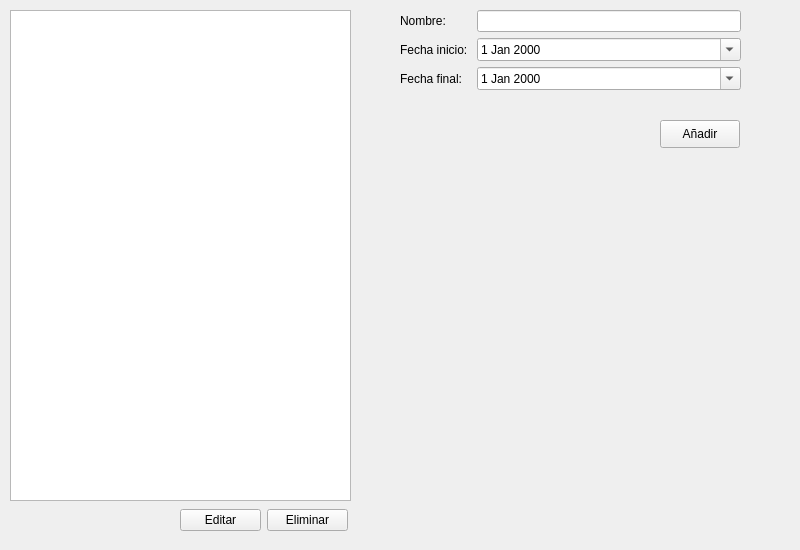
Before: the Qt Designer form gui/src/ligas.ui in urielf/pyliga, drawn with Qt 5.
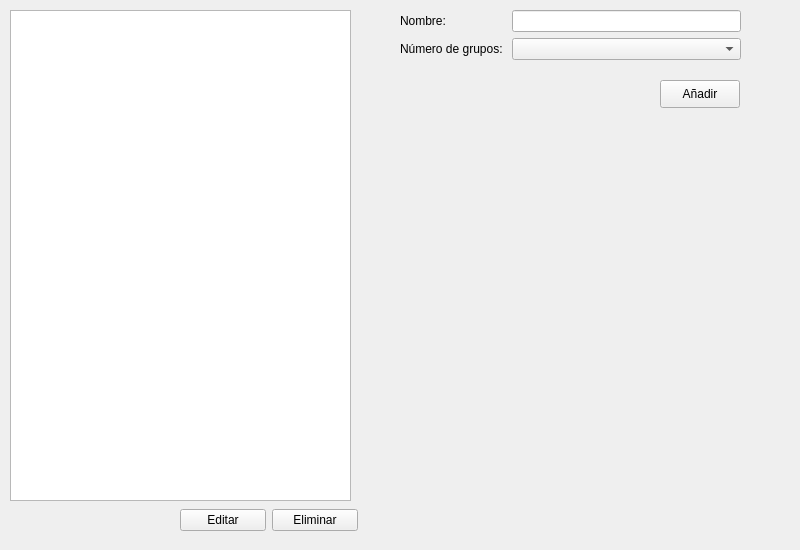
After: the same form once the commit is applied.

Patch:
```diff
--- a/gui/src/ligas.ui
+++ b/gui/src/ligas.ui
@@ -15,67 +15,46 @@
   <property name="autoFillBackground" >
    <bool>false</bool>
   </property>
-  <widget class="QWidget" name="formLayoutWidget" >
-   <property name="geometry" >
+  <widget class="QWidget" name="formLayoutWidget">
+   <property name="geometry">
     <rect>
      <x>400</x>
      <y>10</y>
      <width>341</width>
-     <height>101</height>
+     <height>65</height>
     </rect>
    </property>
-   <layout class="QFormLayout" name="formLayout" >
-    <item row="0" column="0" >
-     <widget class="QLabel" name="label" >
-      <property name="text" >
+   <layout class="QFormLayout" name="formLayout">
+    <property name="fieldGrowthPolicy">
+     <enum>QFormLayout::AllNonFixedFieldsGrow</enum>
+    </property>
+    <item row="0" column="0">
+     <widget class="QLabel" name="label">
+      <property name="text">
        <string>Nombre: </string>
       </property>
      </widget>
     </item>
-    <item row="1" column="0" >
-     <widget class="QLabel" name="label_2" >
-      <property name="text" >
-       <string>Fecha inicio: </string>
-      </property>
-     </widget>
+    <item row="0" column="1">
+     <widget class="QLineEdit" name="lineEdit"/>
     </item>
-    <item row="0" column="1" >
-     <widget class="QLineEdit" name="lineEdit" />
-    </item>
-    <item row="1" column="1" >
-     <widget class="QDateEdit" name="dt_fecha_inicio" >
-      <property name="layoutDirection" >
-       <enum>Qt::LeftToRight</enum>
+    <item row="1" column="0">
+     <widget class="QLabel" name="label_2">
+      <property name="text">
+       <string>Número de grupos: </string>
       </property>
-      <property name="calendarPopup" >
-       <bool>true</bool>
-      </property>
      </widget>
     </item>
-    <item row="2" column="0" >
-     <widget class="QLabel" name="label_3" >
-      <property name="text" >
-       <string>Fecha final:</string>
-      </property>
-     </widget>
-    </item>
-    <item row="2" column="1" >
-     <widget class="QDateEdit" name="dt_fecha_final" >
-      <property name="layoutDirection" >
-       <enum>Qt::LeftToRight</enum>
-      </property>
-      <property name="calendarPopup" >
-       <bool>true</bool>
-      </property>
-     </widget>
+    <item row="1" column="1">
+     <widget class="QComboBox" name="combo_grupos"/>
     </item>
    </layout>
   </widget>
-  <widget class="QPushButton" name="btn_agregar" >
-   <property name="geometry" >
+  <widget class="QPushButton" name="btn_agregar">
+   <property name="geometry">
     <rect>
      <x>660</x>
-     <y>120</y>
+     <y>80</y>
      <width>80</width>
      <height>28</height>
     </rect>
@@ -94,19 +73,19 @@
     </rect>
    </property>
   </widget>
-  <widget class="QWidget" name="" >
-   <property name="geometry" >
+  <widget class="QWidget" name="layoutWidget">
+   <property name="geometry">
     <rect>
      <x>180</x>
      <y>500</y>
-     <width>168</width>
+     <width>178</width>
      <height>41</height>
     </rect>
    </property>
-   <layout class="QGridLayout" name="gridLayout" >
-    <item row="0" column="0" >
-     <widget class="QPushButton" name="btn_editar" >
-      <property name="text" >
+   <layout class="QGridLayout" name="gridLayout">
+    <item row="0" column="0">
+     <widget class="QPushButton" name="btn_editar">
+      <property name="text">
        <string>Editar</string>
       </property>
      </widget>
```
Left out of the diff: 23 changed lines with no effect on the pictures.
